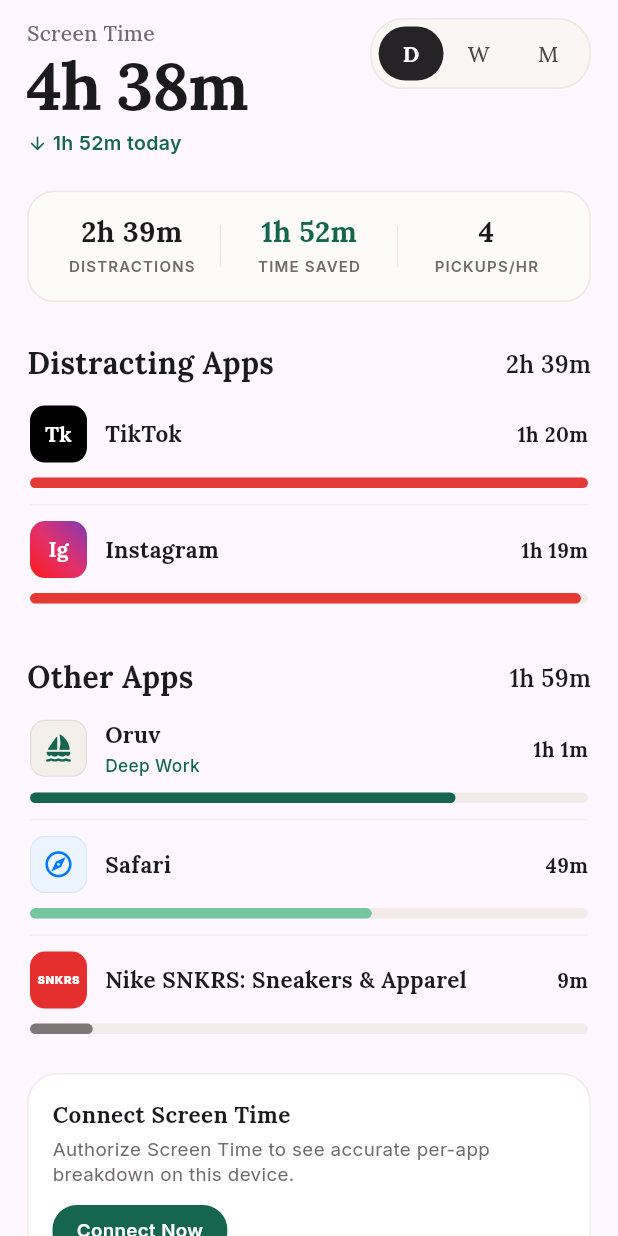
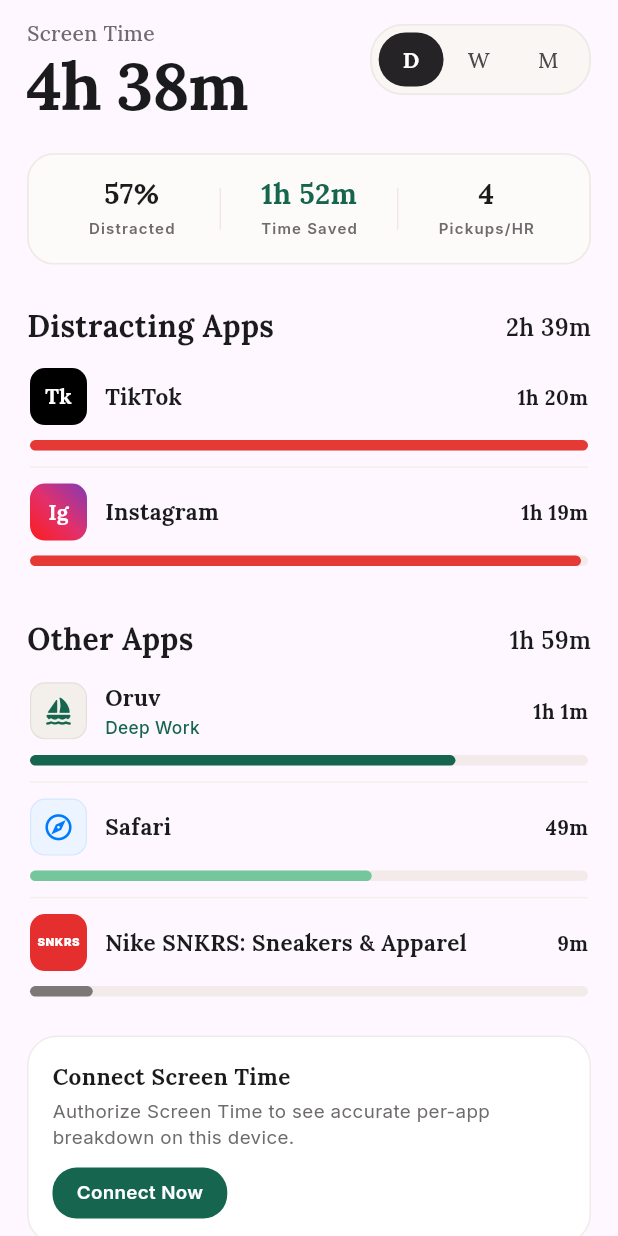
Before and after one commit to iftekar2/oruv, a Flutter app: the InsightsPage widget shown alone on an empty page, opened directly, on a phone screen of 412 x 824 dp. Run offline on Flutter 3.47's test engine with Material 3 defaults, Android fonts, the phone set to English and light mode, and no system bars; our stand-ins replace app_links, flutter_dotenv, flutter_svg, google_fonts, google_sign_in, sign_in_with_apple and 1 more; accounts and stored records are empty.

Commit message:
Adding Distracted to the matrics

```diff
--- a/lib/components/home/insights_page.dart
+++ b/lib/components/home/insights_page.dart
@@ -102,6 +102,10 @@
         ? widget.screenTimeSnapshot!.totalMinutes!
         : (distractingMins + otherMins);
 
+    final pctDistracted = totalMins > 0
+        ? ((distractingMins / totalMins) * 100).round().clamp(0, 100)
+        : 0;
+
     final maxAppMins = effectiveApps.isEmpty
         ? 1
         : effectiveApps
@@ -120,9 +124,7 @@
 
           // ─── 2. 3-COLUMN METRICS SUMMARY CARD ────────────────────────
           _buildMetricsSummaryCard(
-            distractionsDuration: AppScreenTimeItem.formatMinutes(
-              distractingMins,
-            ),
+            distractedPercentage: '$pctDistracted%',
             timeSavedDuration: '1h 52m',
             pickupsPerHour: '4',
           ),
@@ -170,12 +172,6 @@
   // ─── HERO HEADER ─────────────────────────────────────────────────────────
 
   Widget _buildHeroHeader(int totalMinutes) {
-    final trendText = _selectedGranularity == 'D'
-        ? '1h 52m today'
-        : (_selectedGranularity == 'W'
-              ? '12h 40m this week'
-              : '48h 15m this month');
-
     return Row(
       mainAxisAlignment: MainAxisAlignment.spaceBetween,
       crossAxisAlignment: CrossAxisAlignment.start,
@@ -202,31 +198,14 @@
                 height: 1.05,
               ),
             ),
-            const SizedBox(height: 6),
-            Row(
-              mainAxisSize: MainAxisSize.min,
-              children: [
-                const Icon(
-                  Icons.arrow_downward_rounded,
-                  size: 14,
-                  color: _emeraldGreen,
-                ),
-                const SizedBox(width: 3),
-                Text(
-                  trendText,
-                  style: GoogleFonts.inter(
-                    fontSize: 13,
-                    fontWeight: FontWeight.w600,
-                    color: _emeraldGreen,
-                  ),
-                ),
-              ],
-            ),
           ],
         ),
 
         // Granularity Switcher: ( D )  W   M
-        _buildGranularityPill(),
+        Padding(
+          padding: const EdgeInsets.only(top: 4),
+          child: _buildGranularityPill(),
+        ),
       ],
     );
   }
@@ -280,7 +259,7 @@
   // ─── 3-COLUMN METRICS SUMMARY CARD ───────────────────────────────────────
 
   Widget _buildMetricsSummaryCard({
-    required String distractionsDuration,
+    required String distractedPercentage,
     required String timeSavedDuration,
     required String pickupsPerHour,
   }) {
@@ -294,11 +273,11 @@
       ),
       child: Row(
         children: [
-          // Column 1: DISTRACTIONS
+          // Column 1: % DISTRACTED
           Expanded(
             child: _buildMetricColumn(
-              value: distractionsDuration,
-              label: 'DISTRACTIONS',
+              value: distractedPercentage,
+              label: 'Distracted',
               valueColor: _primaryText,
             ),
           ),
@@ -307,7 +286,7 @@
           Expanded(
             child: _buildMetricColumn(
               value: timeSavedDuration,
-              label: 'TIME SAVED',
+              label: 'Time Saved',
               valueColor: _emeraldGreen,
             ),
           ),
@@ -316,7 +295,7 @@
           Expanded(
             child: _buildMetricColumn(
               value: pickupsPerHour,
-              label: 'PICKUPS/HR',
+              label: 'Pickups/HR',
               valueColor: _primaryText,
             ),
           ),
```
